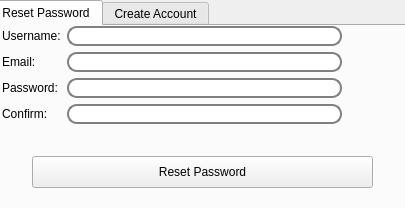
This is resetwindow.ui in aleksandar-yordanov/aleksNEA_AV as Qt 5 draws it before an edit. The edited form follows.
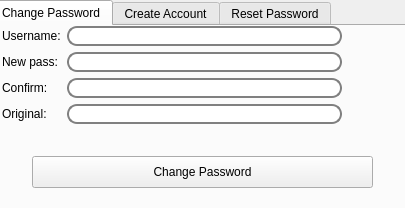
This is the edited form. The open tabs and pages were chosen to show the change.

Patch:
```diff
--- a/resetwindow.ui
+++ b/resetwindow.ui
@@ -39,7 +39,7 @@
    </property>
    <widget class="QWidget" name="gui_resetTab">
     <attribute name="title">
-     <string>Reset Password</string>
+     <string>Change Password</string>
     </attribute>
     <widget class="QWidget" name="formLayoutWidget">
      <property name="geometry">
@@ -110,14 +110,14 @@
         </property>
        </widget>
       </item>
-      <item row="2" column="0">
+      <item row="3" column="0">
        <widget class="QLabel" name="gui_resetPasswordLabel">
         <property name="text">
-         <string>Password:</string>
+         <string>Original:</string>
         </property>
        </widget>
       </item>
-      <item row="2" column="1">
+      <item row="3" column="1">
        <widget class="QLineEdit" name="gui_resetPasswordInput">
         <property name="sizePolicy">
          <sizepolicy hsizetype="Fixed" vsizetype="Fixed">
@@ -141,45 +141,57 @@
 
 </string>
         </property>
-       </widget>
-      </item>
-      <item row="3" column="0">
-       <widget class="QLabel" name="gui_resetConfirmLabel">
-        <property name="text">
-         <string>Confirm:</string>
+        <property name="maxLength">
+         <number>64</number>
         </property>
-       </widget>
-      </item>
-      <item row="3" column="1">
-       <widget class="QLineEdit" name="gui_resetConfirmInput">
-        <property name="sizePolicy">
-         <sizepolicy hsizetype="Fixed" vsizetype="Fixed">
-          <horstretch>0</horstretch>
-          <verstretch>0</verstretch>
-         </sizepolicy>
-        </property>
-        <property name="minimumSize">
-         <size>
-          <width>275</width>
-          <height>0</height>
-         </size>
-        </property>
-        <property name="styleSheet">
-         <string notr="true">QLineEdit {
- border: 2px solid gray;
- border-radius: 10px;
- color: black;
- background-color: white
-}
-
-</string>
+        <property name="echoMode">
+         <enum>QLineEdit::Password</enum>
         </property>
        </widget>
       </item>
       <item row="1" column="0">
        <widget class="QLabel" name="gui_resetEmailLabel">
         <property name="text">
-         <string>Email:</string>
+         <string>New pass:</string>
+        </property>
+       </widget>
+      </item>
+      <item row="2" column="1">
+       <widget class="QLineEdit" name="gui_resetConfirmInput">
+        <property name="sizePolicy">
+         <sizepolicy hsizetype="Fixed" vsizetype="Fixed">
+          <horstretch>0</horstretch>
+          <verstretch>0</verstretch>
+         </sizepolicy>
+        </property>
+        <property name="minimumSize">
+         <size>
+          <width>275</width>
+          <height>0</height>
+         </size>
+        </property>
+        <property name="styleSheet">
+         <string notr="true">QLineEdit {
+ border: 2px solid gray;
+ border-radius: 10px;
+ color: black;
+ background-color: white
+}
+
+</string>
+        </property>
+        <property name="maxLength">
+         <number>64</number>
+        </property>
+        <property name="echoMode">
+         <enum>QLineEdit::Password</enum>
+        </property>
+       </widget>
+      </item>
+      <item row="2" column="0">
+       <widget class="QLabel" name="gui_resetConfirmLabel">
+        <property name="text">
+         <string>Confirm:</string>
         </property>
        </widget>
       </item>
@@ -195,7 +207,23 @@
       </rect>
      </property>
      <property name="text">
-      <string>Reset Password</string>
+      <string>Change Password</string>
+     </property>
+    </widget>
+    <widget class="QLabel" name="gui_resetWarningLabel">
+     <property name="geometry">
+      <rect>
+       <x>50</x>
+       <y>160</y>
+       <width>321</width>
+       <height>20</height>
+      </rect>
+     </property>
+     <property name="text">
+      <string/>
+     </property>
+     <property name="alignment">
+      <set>Qt::AlignCenter</set>
      </property>
     </widget>
    </widget>
@@ -358,6 +386,46 @@
      </property>
      <property name="text">
       <string>Create Account</string>
+     </property>
+    </widget>
+    <widget class="QLabel" name="gui_CreateWarningLabel">
+     <property name="geometry">
+      <rect>
+       <x>50</x>
+       <y>160</y>
+       <width>321</width>
+       <height>20</height>
+      </rect>
+     </property>
+     <property name="text">
+      <string/>
+     </property>
+     <property name="alignment">
+      <set>Qt::AlignCenter</set>
+     </property>
+    </widget>
+   </widget>
+   <widget class="QWidget" name="gui_resetPassword">
+    <property name="enabled">
+     <bool>true</bool>
+    </property>
+    <attribute name="title">
+     <string>Reset Password</string>
+    </attribute>
+    <widget class="QToolButton" name="gui_resetResetPassword">
+     <property name="geometry">
+      <rect>
+       <x>100</x>
+       <y>70</y>
+       <width>221</width>
+       <height>31</height>
+      </rect>
+     </property>
+     <property name="layoutDirection">
+      <enum>Qt::LeftToRight</enum>
+     </property>
+     <property name="text">
+      <string>Click Here to reset password:</string>
      </property>
     </widget>
    </widget>
```
Left out of the diff: 29 changed lines with no effect on the pictures.
